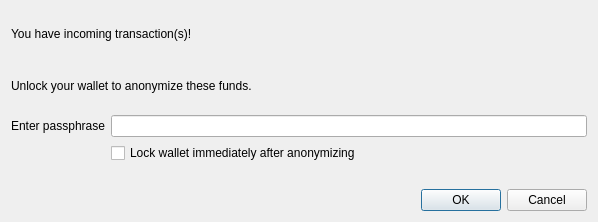
firoorg/firo, file src/qt/forms/automintdialog.ui: the form before one commit.
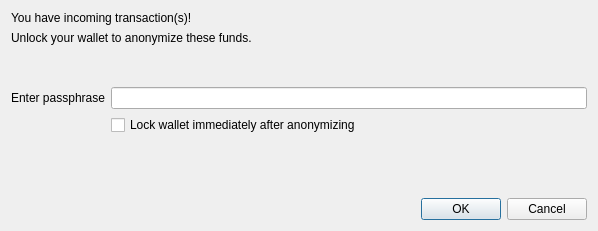
The form after the commit.

The edit to the form file:
```diff
--- a/src/qt/forms/automintdialog.ui
+++ b/src/qt/forms/automintdialog.ui
@@ -7,7 +7,7 @@
     <x>0</x>
     <y>0</y>
     <width>598</width>
-    <height>222</height>
+    <height>231</height>
    </rect>
   </property>
   <property name="sizePolicy">
@@ -57,21 +57,21 @@
      <property name="fieldGrowthPolicy">
       <enum>QFormLayout::AllNonFixedFieldsGrow</enum>
      </property>
-     <item row="0" column="0">
+     <item row="1" column="0">
       <widget class="QLabel" name="passLabel">
        <property name="text">
         <string>Enter passphrase</string>
        </property>
       </widget>
      </item>
-     <item row="0" column="1">
+     <item row="1" column="1">
       <widget class="QLineEdit" name="passEdit">
        <property name="echoMode">
         <enum>QLineEdit::Password</enum>
        </property>
       </widget>
      </item>
-     <item row="2" column="1">
+     <item row="3" column="1">
       <widget class="QLabel" name="capsLabel">
        <property name="font">
         <font>
@@ -87,13 +87,39 @@
        </property>
       </widget>
      </item>
-     <item row="1" column="1">
+     <item row="2" column="1">
       <widget class="QCheckBox" name="lockCheckBox">
        <property name="text">
         <string>Lock wallet immediately after anonymizing</string>
        </property>
       </widget>
      </item>
+     <item row="0" column="1">
+      <spacer name="verticalSpacer">
+       <property name="orientation">
+        <enum>Qt::Vertical</enum>
+       </property>
+       <property name="sizeHint" stdset="0">
+        <size>
+         <width>20</width>
+         <height>40</height>
+        </size>
+       </property>
+      </spacer>
+     </item>
+     <item row="4" column="1">
+      <spacer name="verticalSpacer_2">
+       <property name="orientation">
+        <enum>Qt::Vertical</enum>
+       </property>
+       <property name="sizeHint" stdset="0">
+        <size>
+         <width>20</width>
+         <height>40</height>
+        </size>
+       </property>
+      </spacer>
+     </item>
     </layout>
    </item>
    <item>
```
